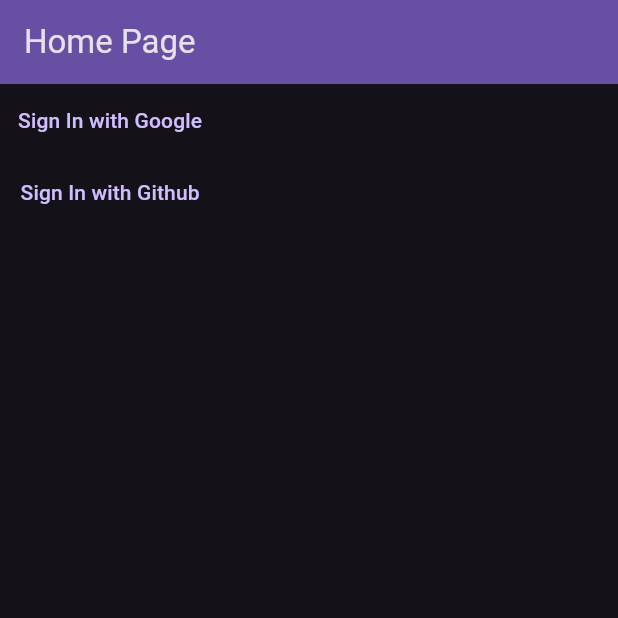
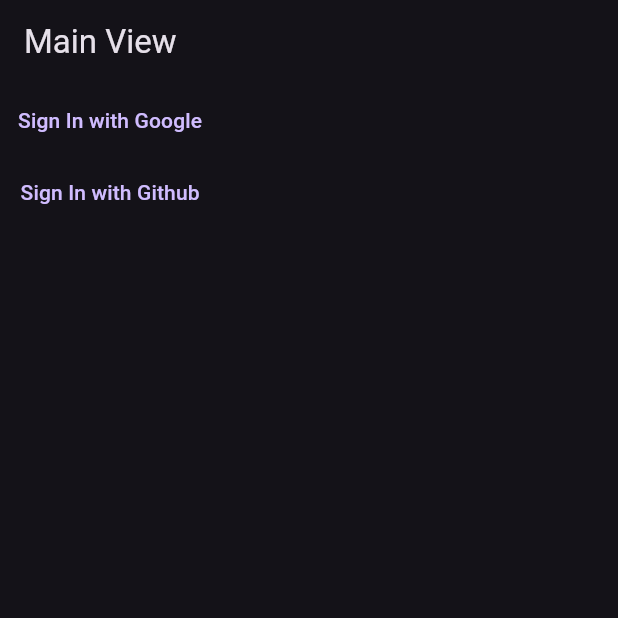
Before and after one commit to jiahongwei1998/instagram_clone_course, a Flutter app: the screen it shows after launch, after a tap on "Sign In with Google", on a phone screen of 412 x 824 dp, the top half of it. Run offline on Flutter 3.47's test engine with Material 3 defaults, Android fonts, the phone set to English and light mode, and no system bars; our stand-ins replace cloud_firestore, firebase_auth, firebase_core, google_sign_in, hooks_riverpod; missing offline and left inert: github_sign_in_plus; accounts and stored records are empty.

Commit message:
20231101-home

```diff
--- a/lib/main.dart
+++ b/lib/main.dart
@@ -1,6 +1,8 @@
 import 'package:flutter/material.dart';
 import 'package:firebase_core/firebase_core.dart';
-import 'package:instagram_clone_course/state/auth/backend/authenticator.dart';
+import 'package:hooks_riverpod/hooks_riverpod.dart';
+import 'package:instagram_clone_course/state/auth/models/auth_result.dart';
+import 'package:instagram_clone_course/state/auth/providers/auth_state_provider.dart';
 import 'firebase_options.dart';
 import 'dart:developer' as devtools show log;
 
@@ -13,7 +15,9 @@
   await Firebase.initializeApp(
     options: DefaultFirebaseOptions.currentPlatform,
   );
-  runApp(const App());
+  runApp(const ProviderScope(
+    child: App(),
+  ));
 }
 
 class App extends StatelessWidget {
@@ -35,14 +39,26 @@
         primarySwatch: Colors.blue,
       ),
       themeMode: ThemeMode.dark,
-      home: const HomePage(),
+      home: Consumer(
+        builder: (contex, ref, child) {
+          final isLogged =
+              ref.watch(authStateProvider).result == AuthResult.success;
+
+          if (isLogged) {
+            return const MainView();
+          } else {
+            return const LoginView();
+          }
+        },
+      ),
       debugShowCheckedModeBanner: false,
     );
   }
 }
 
-class HomePage extends StatelessWidget {
-  const HomePage({super.key});
+// For when you are already loggin.
+class MainView extends StatelessWidget {
+  const MainView({super.key});
 
   @override
   Widget build(BuildContext context) {
@@ -51,21 +67,42 @@
         backgroundColor: Theme.of(context).colorScheme.inversePrimary,
         title: const Text('Home Page'),
       ),
+      body: Consumer(
+        builder: (BuildContext context, WidgetRef ref, Widget? child) {
+          return TextButton(
+            onPressed: () async {
+              ref.read(authStateProvider.notifier).logOut();
+            },
+            child: const Text('Logout'),
+          );
+        },
+      ),
+    );
+  }
+}
+
+// When you are not logged in.
+class LoginView extends ConsumerWidget {
+  const LoginView({
+    super.key,
+  });
+
+  @override
+  Widget build(BuildContext context, WidgetRef ref) {
+    return Scaffold(
+      appBar: AppBar(
+        title: const Text('Main View'),
+      ),
       body: Column(
         children: [
           TextButton(
-            onPressed: () async {
-              final result = await const Authenticator().loginWithGoogle();
-              result.log();
-            },
+            onPressed: ref.read(authStateProvider.notifier).loginWihtGoogle,
             child: const Text('Sign In with Google'),
           ),
           TextButton(
-            onPressed: () async {
-              final result =
-                  await const Authenticator().loginWithGithub(context);
-              result.log();
-            },
+            onPressed: () async => await ref
+                .read(authStateProvider.notifier)
+                .loginWihtGithub(context),
             child: const Text('Sign In with Github'),
           ),
         ],
--- a/lib/state/auth/notifiers/auth_state_notifier.dart
+++ b/lib/state/auth/notifiers/auth_state_notifier.dart
@@ -1,10 +1,14 @@
+import 'package:flutter/material.dart';
 import 'package:hooks_riverpod/hooks_riverpod.dart';
 import 'package:instagram_clone_course/state/auth/backend/authenticator.dart';
 import 'package:instagram_clone_course/state/auth/models/auth_result.dart';
 import 'package:instagram_clone_course/state/auth/models/auth_state.dart';
+import 'package:instagram_clone_course/state/posts/typedefs/user_id.dart';
+import 'package:instagram_clone_course/state/user_info/models/backend/user_info_storeage.dart';
 
 class AuthStateNotifier extends StateNotifier<AuthState> {
   final _authenticator = const Authenticator();
+  final _userInfoStorage = const UserInfoStorage();
 
   AuthStateNotifier() : super(const AuthState.unknown()) {
     if (_authenticator.isAlreadyLoggedIn) {
@@ -26,6 +30,34 @@
     state = state.copiedWithIsLoading(true);
     final result = await _authenticator.loginWithGoogle();
     final userId = _authenticator.userId;
-    if (result == AuthResult.success && userId != null) {}
+    if (result == AuthResult.success && userId != null) {
+      await saveUserInfo(userId: userId);
+    }
+    state = AuthState(
+      result: result,
+      isLoading: false,
+      userId: userId,
+    );
   }
+
+  Future<void> loginWihtGithub(BuildContext context) async {
+    state = state.copiedWithIsLoading(true);
+    final result = await _authenticator.loginWithGithub(context);
+    final userId = _authenticator.userId;
+    if (result == AuthResult.success && userId != null) {
+      await saveUserInfo(userId: userId);
+    }
+    state = AuthState(
+      result: result,
+      isLoading: false,
+      userId: userId,
+    );
+  }
+
+  Future<void> saveUserInfo({required UserId userId}) =>
+      _userInfoStorage.saveUserInfo(
+        userId: userId,
+        displayName: _authenticator.dislayName,
+        email: _authenticator.email,
+      );
 }
--- /dev/null
+++ b/lib/state/auth/providers/auth_state_provider.dart
@@ -0,0 +1,7 @@
+import 'package:hooks_riverpod/hooks_riverpod.dart';
+import 'package:instagram_clone_course/state/auth/models/auth_state.dart';
+import 'package:instagram_clone_course/state/auth/notifiers/auth_state_notifier.dart';
+
+final authStateProvider = StateNotifierProvider<AuthStateNotifier, AuthState>(
+  (_) => AuthStateNotifier(),
+);
```
Also changed, not shown: lib/state/auth/backend/authenticator.dart (+19 -7 lines), lib/state/auth/providers/is_logged_in_provider.dart (added, +8 -0 lines), lib/state/auth/providers/user_id_provider.dart (added, +7 -0 lines).
